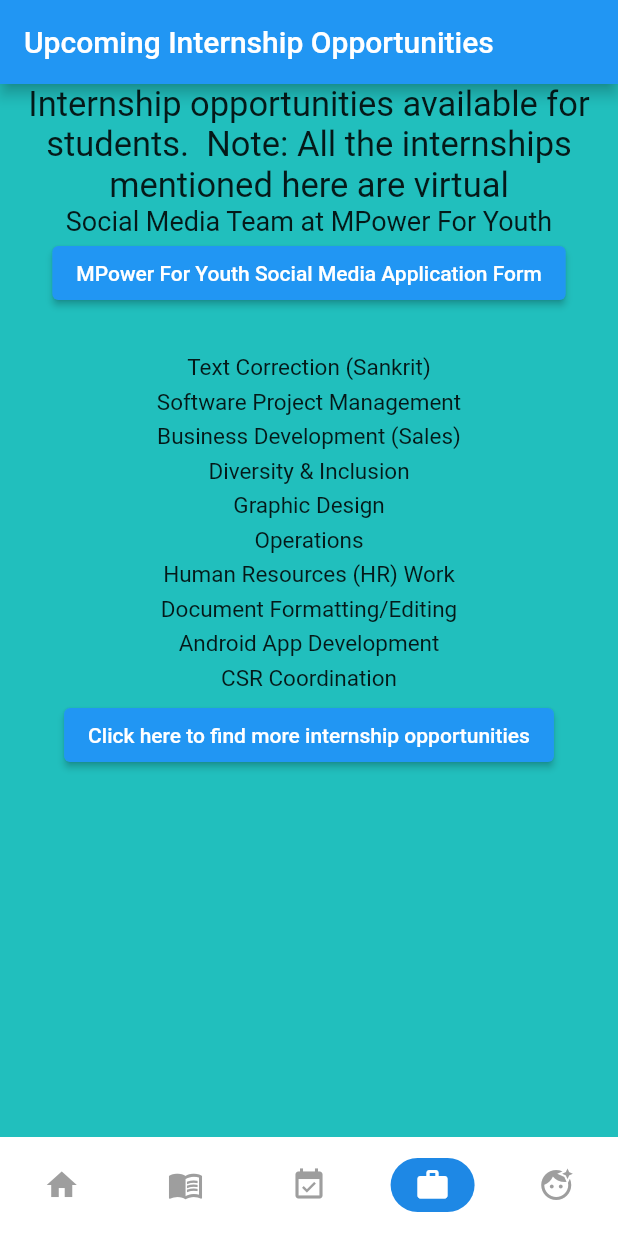
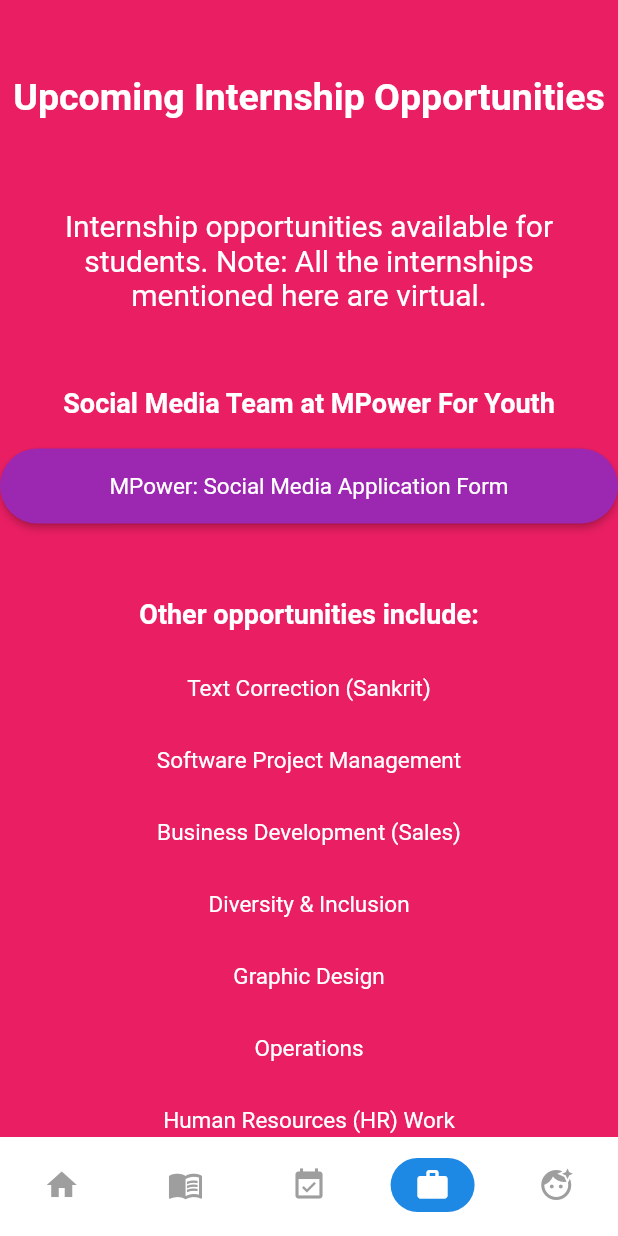
Before and after one commit to seunghk1206/StHelpNo.1, a Flutter app: the screen it shows after launch, item 4 of the bottom bar chosen, on a phone screen of 412 x 824 dp. Run offline on Flutter 3.47's test engine with Material 2 defaults, Android fonts, the phone set to English and light mode, and no system bars; Roboto replaces fonts that are missing (Montserrat).

Commit message:
Final changes
interns, events

```diff
--- a/flutterproject/lib/app_screens/UpcomingInternships.dart
+++ b/flutterproject/lib/app_screens/UpcomingInternships.dart
@@ -24,6 +24,7 @@ class InternshipWidget extends StatelessWidget {
 
   @override
   Widget build(BuildContext context) {
+
     var internships = {
       1: "Text Correction (Sankrit)",
       2: "Software Project Management",
@@ -37,32 +38,88 @@ class InternshipWidget extends StatelessWidget {
       10: "CSR Coordination",
     };
     return Scaffold(
-      appBar: AppBar(
-        title: Text(
+      backgroundColor: Colors.pink,
+
+      body: ListView(
+
+          children: <Widget>[
+            Padding(padding: EdgeInsets.only(top: 50.0,)),
+
+            Text(
           "Upcoming Internship Opportunities",
           textAlign: TextAlign.center,
-        ),
-      ),
-      body: Center(
-        child: Column(
-          children: [
-            Text(
-              "Internship opportunities available for students.  Note: All the internships mentioned here are virtual",
+                style: const TextStyle(
+                  fontSize: 25,
+                  color: Colors.white,
+                  fontWeight: FontWeight.w600,
+                  fontFamily: "Montserrat",
+        )),
+            Padding(padding: EdgeInsets.only(top: 50.0,)),
+
+            Padding(
+                    padding: EdgeInsets.only(top: 10.0, bottom: 0, left: 10, right: 10),
+            child:Text(
+              "Internship opportunities available for students. Note: All the internships mentioned here are virtual.",
               textAlign: TextAlign.center,
-              style: TextStyle(
-                fontSize: 23,
+                style: const TextStyle(
+                  fontSize: 20,
+                  color: Colors.white,
+                  fontWeight: FontWeight.w400,
+                  fontFamily: "Montserrat",
+              ),
               ),
             ),
+
+            Padding(padding: EdgeInsets.only(top: 50.0,)),
             Text(
               "Social Media Team at MPower For Youth",
               textAlign: TextAlign.center,
-              style: TextStyle(
-                fontSize: 18,
+              style: const TextStyle(
+                  fontSize: 18,
+                  color: Colors.white,
+                  fontWeight: FontWeight.w600,
+                  fontFamily: "Montserrat",
               ),
             ),
-            ElevatedButton(
-              child: Text("MPower For Youth Social Media Application Form"),
+            Padding(padding: EdgeInsets.only(top: 20.0,)),
+            SizedBox(
+          width: 50,
+          height: 50,
+          child: ElevatedButton(
+              child: Text(
+                "MPower: Social Media Application Form",
+                textAlign: TextAlign.center,
+                style: const TextStyle(
+                  fontSize: 15,
+                  color: Colors.white,
+                  fontWeight: FontWeight.w400,
+                  fontFamily: "Montserrat",
+                ),
+              ),
+              style: ElevatedButton.styleFrom(
+                primary: Colors.purple,
+                onPrimary: Colors.white,
+                shape: new RoundedRectangleBorder(
+                    borderRadius: new BorderRadius.circular(70.0)),
+              ),
               onPressed: _launchURLmpower,
+              ),
+        ),
+
+        Padding(padding: EdgeInsets.only(top: 40.0,)),
+
+            Padding(
+                    padding: EdgeInsets.only(top: 10.0, bottom: 0, left: 10, right: 10),
+            child:Text(
+              "Other opportunities include: ",
+              textAlign: TextAlign.center,
+                style: const TextStyle(
+                  fontSize: 18,
+                  color: Colors.white,
+                  fontWeight: FontWeight.w600,
+                  fontFamily: "Montserrat",
+              ),
+              ),
             ),
             Padding(padding: EdgeInsets.only(bottom: 30.0)),
             Text(
@@ -70,227 +127,139 @@ class InternshipWidget extends StatelessWidget {
               textAlign: TextAlign.center,
               style: TextStyle(
                 fontSize: 15,
+                  color: Colors.white,
+                  fontWeight: FontWeight.w400,
+                  fontFamily: "Montserrat"
               ),
             ),
-            Padding(padding: EdgeInsets.only(bottom: 5.0)),
+            Padding(padding: EdgeInsets.only(bottom: 30.0)),
             Text(
               internships[2],
               textAlign: TextAlign.center,
               style: TextStyle(
                 fontSize: 15,
+                  color: Colors.white,
+                  fontWeight: FontWeight.w400,
+                  fontFamily: "Montserrat"
               ),
             ),
-            Padding(padding: EdgeInsets.only(bottom: 5.0)),
+            Padding(padding: EdgeInsets.only(bottom: 30.0)),
             Text(
               internships[3],
               textAlign: TextAlign.center,
               style: TextStyle(
                 fontSize: 15,
+                  color: Colors.white,
+                  fontWeight: FontWeight.w400,
+                  fontFamily: "Montserrat"
               ),
             ),
-            Padding(padding: EdgeInsets.only(bottom: 5.0)),
+            Padding(padding: EdgeInsets.only(bottom: 30.0)),
             Text(
               internships[4],
               textAlign: TextAlign.center,
               style: TextStyle(
                 fontSize: 15,
+                  color: Colors.white,
+                  fontWeight: FontWeight.w400,
+                  fontFamily: "Montserrat"
               ),
             ),
-            Padding(padding: EdgeInsets.only(bottom: 5.0)),
+            Padding(padding: EdgeInsets.only(bottom: 30.0)),
             Text(
               internships[5],
               textAlign: TextAlign.center,
               style: TextStyle(
                 fontSize: 15,
+                  color: Colors.white,
+                  fontWeight: FontWeight.w400,
+                  fontFamily: "Montserrat"
               ),
             ),
-            Padding(padding: EdgeInsets.only(bottom: 5.0)),
+            Padding(padding: EdgeInsets.only(bottom: 30.0)),
             Text(
               internships[6],
               textAlign: TextAlign.center,
               style: TextStyle(
                 fontSize: 15,
+                  color: Colors.white,
+                  fontWeight: FontWeight.w400,
+                  fontFamily: "Montserrat"
               ),
             ),
-            Padding(padding: EdgeInsets.only(bottom: 5.0)),
+            Padding(padding: EdgeInsets.only(bottom: 30.0)),
             Text(
               internships[7],
               textAlign: TextAlign.center,
               style: TextStyle(
                 fontSize: 15,
+                  color: Colors.white,
+                  fontWeight: FontWeight.w400,
+                  fontFamily: "Montserrat"
               ),
             ),
-            Padding(padding: EdgeInsets.only(bottom: 5.0)),
+            Padding(padding: EdgeInsets.only(bottom: 30.0)),
             Text(
               internships[8],
               textAlign: TextAlign.center,
               style: TextStyle(
                 fontSize: 15,
+                  color: Colors.white,
+                  fontWeight: FontWeight.w400,
+                  fontFamily: "Montserrat"
               ),
             ),
-            Padding(padding: EdgeInsets.only(bottom: 5.0)),
+            Padding(padding: EdgeInsets.only(bottom: 30.0)),
             Text(
               internships[9],
               textAlign: TextAlign.center,
               style: TextStyle(
                 fontSize: 15,
+                  color: Colors.white,
+                  fontWeight: FontWeight.w400,
+                  fontFamily: "Montserrat"
               ),
             ),
-            Padding(padding: EdgeInsets.only(bottom: 5.0)),
+            Padding(padding: EdgeInsets.only(bottom: 30.0)),
             Text(
               internships[10],
               textAlign: TextAlign.center,
               style: TextStyle(
                 fontSize: 15,
+                  color: Colors.white,
+                  fontWeight: FontWeight.w400,
+                  fontFamily: "Montserrat"
               ),
             ),
-            Padding(padding: EdgeInsets.only(bottom: 5.0)),
-            ElevatedButton(
-              child: Text("Click here to find more internship opportunities"),
+            Padding(padding: EdgeInsets.only(bottom: 30.0)),
+
+
+            SizedBox(
+          width: 50,
+          height: 50,
+          child: ElevatedButton(
+              child: Text(
+                "Find more engrossing opportunities here",
+                textAlign: TextAlign.center,
+                style: const TextStyle(
+                  fontSize: 15,
+                  color: Colors.white,
+                  fontWeight: FontWeight.w400,
+                  fontFamily: "Montserrat",
+                ),
+              ),
+              style: ElevatedButton.styleFrom(
+                primary: Colors.orange,
+                onPrimary: Colors.white,
+                shape: new RoundedRectangleBorder(
+                    borderRadius: new BorderRadius.circular(70.0)),
+              ),
               onPressed: _launchURLintern,
-            ),
-            Padding(padding: EdgeInsets.only(bottom: 30.0)),
-          ],
+              ),
         ),
-      ),
-    );
+        Padding(padding: EdgeInsets.only(bottom: 50.0)),
+        ]
+        ));
+
   }
 }
-
-/*
-class InternState extends StatefulWidget {
-  @override
-  State<StatefulWidget> createState() {
-    return InternshipWidget();
-  }
-}
-
-class InternshipWidget extends State<InternState> {
-  var _internshipIndex = 1;
-
-  void _toggleIntern() {
-    setState(() {
-      _internshipIndex = _internshipIndex + 5;
-    });
-  }
-
-  final textList = File("Data.txt").readAsString();
-  _launchURLintern() async {
-    const url = 'https://internshala.com/internships/work-from-home-jobs';
-    if (await canLaunch(url)) {
-      await launch(url);
-    } else {
-      throw 'Could not launch $url';
-    }
-  }
-
-  _launchURLmpower() async {
-    const url = 'https://forms.gle/QQPFWFzaHjeoFHFZA';
-    if (await canLaunch(url)) {
-      await launch(url);
-    } else {
-      throw 'Could not launch $url';
-    }
-  }
-
-  @override
-  Widget build(BuildContext context) {
-    String initS = textList.toString();
-    var splitL = initS.split(", ");
-    var internships = {
-      1: "Text Correction (Sankrit)",
-      2: "Software Project Management",
-      3: "Business Development (Sales)",
-      4: "Diversity & Inclusion",
-      5: "Graphic Design",
-      6: "Operations",
-      7: "Human Resources (HR) Work",
-      8: "Document Formatting/Editing",
-      9: "Android App Development",
-      10: "CSR Coordination",
-    };
-    return Scaffold(
-      appBar: AppBar(
-        title: Text(
-          "Upcoming Internship Opportunities",
-          textAlign: TextAlign.center,
-        ),
-      ),
-      body: Center(
-        child: Column(
-          children: [
-            Text(
-              "Internship opportunities available for students.  Note: All the internships mentioned here are virtual",
-              textAlign: TextAlign.center,
-              style: TextStyle(
-                fontSize: 23,
-              ),
-            ),
-            Text(
-              "Social Media Team at MPower For Youth",
-              textAlign: TextAlign.center,
-              style: TextStyle(
-                fontSize: 18,
-              ),
-            ),
-            ElevatedButton(
-              child: Text("MPower For Youth Social Media Application Form"),
-              onPressed: _launchURLmpower,
-            ),
-            Padding(padding: EdgeInsets.only(bottom: 30.0)),
-            Text(
-              internships[_internshipIndex],
-              textAlign: TextAlign.center,
-              style: TextStyle(
-                fontSize: 15,
-              ),
-            ),
-            Padding(padding: EdgeInsets.only(bottom: 5.0)),
-            Text(
-              internships[_internshipIndex + 1],
-              textAlign: TextAlign.center,
-              style: TextStyle(
-                fontSize: 15,
-              ),
-            ),
-            Padding(padding: EdgeInsets.only(bottom: 5.0)),
-            Text(
-              internships[_internshipIndex + 2],
-              textAlign: TextAlign.center,
-              style: TextStyle(
-                fontSize: 15,
-              ),
-            ),
-            Padding(padding: EdgeInsets.only(bottom: 5.0)),
-            Text(
-              internships[_internshipIndex + 3],
-              textAlign: TextAlign.center,
-              style: TextStyle(
-                fontSize: 15,
-              ),
-            ),
-            Padding(padding: EdgeInsets.only(bottom: 5.0)),
-            Text(
-              internships[_internshipIndex + 4],
-              textAlign: TextAlign.center,
-              style: TextStyle(
-                fontSize: 15,
-              ),
-            ),
-            ElevatedButton(
-              child: Text("Click here to find more internship opportunities"),
-              onPressed: _launchURLintern,
-            ),
-            Padding(padding: EdgeInsets.only(bottom: 30.0)),
-            ElevatedButton(
-              child: Text("Load new internships"),
-              onPressed: _toggleIntern,
-            ),
-            Padding(padding: EdgeInsets.only(bottom: 10.0)),
-          ],
-        ),
-      ),
-    );
-  }
-}
-*/
```
Also changed, not shown: flutterproject/lib/app_screens/upcomingEvents.dart (+14 -14 lines).
